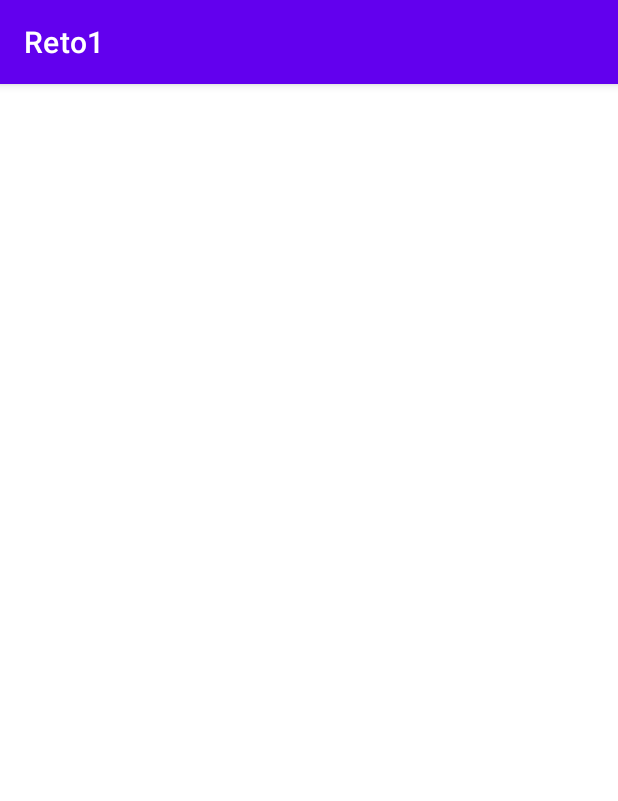
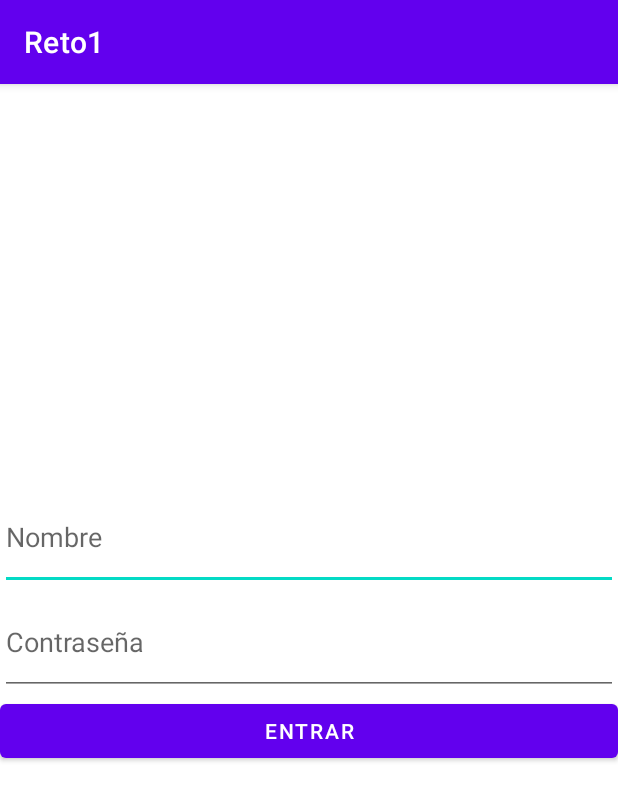
Before and after one commit to Unai-GarciaGi/Reto_Moviles_1, an Android app: the screen it shows after launch (MainActivity), on a phone screen of 412 x 824 dp. Shown: the top 801 px of the screen. Run offline under Robolectric (Android 15) with nearby library versions, the phone set to English and light mode, and no system bars.

Commit message:
Strings xml en ingles Pantalla inicial con implementacion de strings

```diff
--- a/app/src/main/res/layout/activity_main.xml
+++ b/app/src/main/res/layout/activity_main.xml
@@ -4,4 +4,37 @@
     xmlns:tools="http://schemas.android.com/tools"
     android:layout_width="match_parent"
     android:layout_height="match_parent"
-    tools:context=".MainActivity"/>
+    tools:context=".MainActivity">
+
+    <LinearLayout
+        android:layout_width="412dp"
+        android:layout_height="233dp"
+        android:orientation="vertical"
+        app:layout_constraintBottom_toBottomOf="parent"
+        app:layout_constraintEnd_toEndOf="parent"
+        app:layout_constraintStart_toStartOf="parent"
+        app:layout_constraintTop_toTopOf="parent">
+
+        <EditText
+            android:id="@+id/editNombre"
+            android:layout_width="match_parent"
+            android:layout_height="70dp"
+            android:ems="10"
+            android:hint="@string/nombre"
+            android:inputType="textPersonName" />
+
+        <EditText
+            android:id="@+id/editContrasena"
+            android:layout_width="match_parent"
+            android:layout_height="70dp"
+            android:ems="10"
+            android:hint="@string/contrasena"
+            android:inputType="textPersonName" />
+
+        <Button
+            android:id="@+id/btnEntrar"
+            android:layout_width="match_parent"
+            android:layout_height="wrap_content"
+            android:text="@string/entrar" />
+    </LinearLayout>
+</androidx.constraintlayout.widget.ConstraintLayout>
--- a/app/src/main/res/values/strings.xml
+++ b/app/src/main/res/values/strings.xml
@@ -1,3 +1,6 @@
 <resources>
     <string name="app_name">Reto1</string>
+    <string name="entrar">Entrar</string>
+    <string name="nombre">Nombre</string>
+    <string name="contrasena">Contraseña</string>
 </resources>
```
Also changed, not shown: 1 other file.
